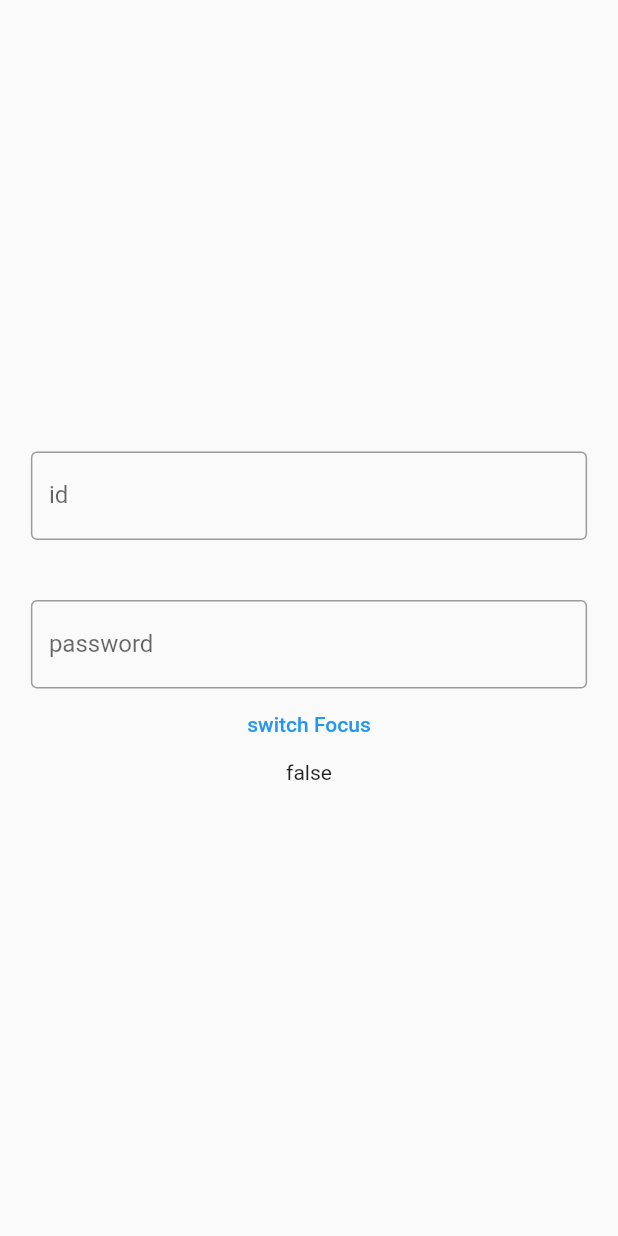
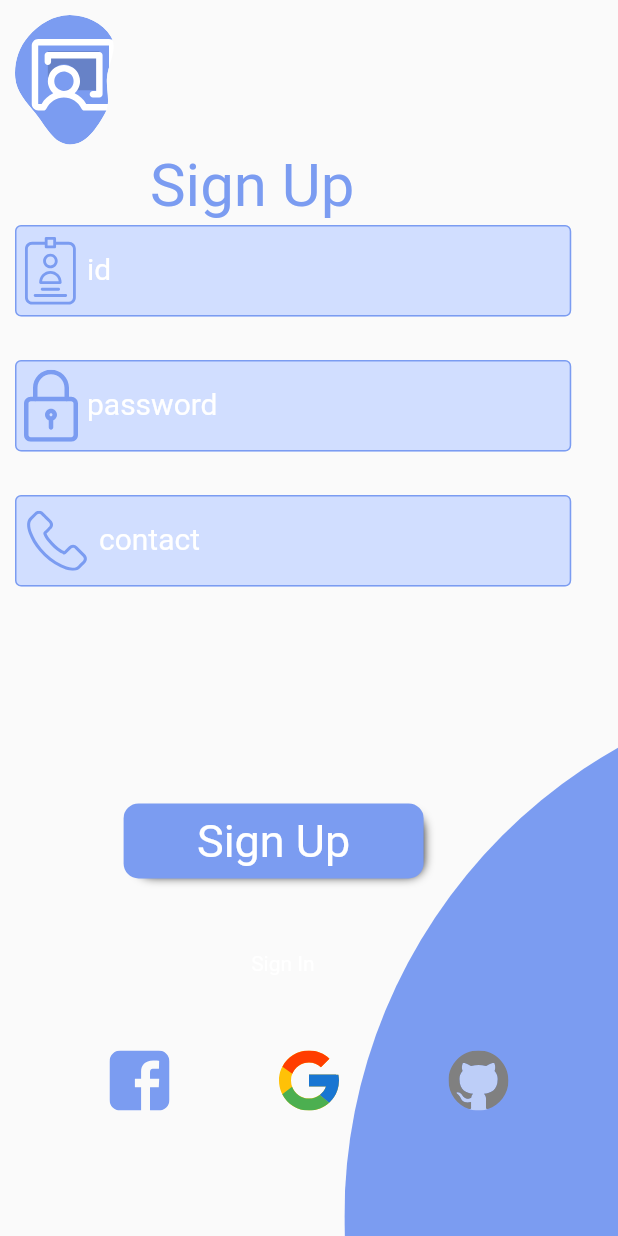
Before and after one commit to G4me8woy/My_Class_Management_App, a Flutter app: the AuthScreen screen opened directly, on a phone screen of 412 x 824 dp. Run offline on Flutter 3.47's test engine with Material 2 defaults, Android fonts, the phone set to English and light mode, and no system bars; our stand-ins replace cloud_firestore, firebase_core, flutter_svg; missing offline and left inert: keyboard_visibility; accounts and stored records are empty.

Commit message:
auth screen switches between sign in and sign out

```diff
--- a/lib/main.dart
+++ b/lib/main.dart
@@ -3,7 +3,6 @@
 import 'package:class_management_app/model/ListManager.dart';
 import 'package:class_management_app/model/database.dart';
 import 'package:class_management_app/screens/AuthScreen.dart';
-import 'package:class_management_app/test/AuthScreenTest.dart';
 import 'package:class_management_app/widgets/myDrawer.dart';
 import 'package:cloud_firestore/cloud_firestore.dart';
 import 'package:flutter/cupertino.dart';
@@ -40,7 +39,7 @@ void main() {
         }
         if (snapshot.connectionState == ConnectionState.done) {
           print("firebase_core initialized");
-          return AuthScreenTest();
+          return AuthScreen();
         }
         print("searching");
         return Center(child: CircularProgressIndicator());
--- a/lib/screens/AuthScreen.dart
+++ b/lib/screens/AuthScreen.dart
@@ -1,143 +1,260 @@
 // @dart=2.9
 
+import 'package:flutter/material.dart';
+import 'package:flutter_svg/flutter_svg.dart';
 import 'package:keyboard_visibility/keyboard_visibility.dart';
-import 'package:flutter/material.dart';
 
 class AuthScreen extends StatefulWidget {
   @override
-  _AuthScreenState createState() => _AuthScreenState();
+  _AuthScreen createState() => _AuthScreen();
 }
 
-class _AuthScreenState extends State<AuthScreen> {
-  int switchControl = 0;
-  bool _keyboardState;
+class _AuthScreen extends State<AuthScreen> {
   FocusNode focusNode1 = FocusNode();
   FocusNode focusNode2 = FocusNode();
+  FocusNode focusNode3 = FocusNode();
+
+  bool isSignIn = false;
+
   KeyboardVisibilityNotification _keyboardVisibilityObj =
-      new KeyboardVisibilityNotification();
+      KeyboardVisibilityNotification();
 
   @override
   void initState() {
-    super.initState();
-
-    _keyboardState = _keyboardVisibilityObj.isKeyboardVisible;
-
-    _keyboardVisibilityObj.addNewListener(
-      onChange: (stateChange) {
+    _keyboardVisibilityObj.addNewListener(onChange: (isKeyboardVisible) {
+      if (!isKeyboardVisible) {
         setState(() {
-          _keyboardState = stateChange;
-          // FocusScope.of(context).unfocus();
-
-          if (!_keyboardState) {
           focusNode1.unfocus();
           focusNode2.unfocus();
+          focusNode3.unfocus();
+        });
       }
     });
-      },
-    );
+    super.initState();
   }
 
+  // ignore: todo
+  //TODO: recheck relative positioning
   @override
   Widget build(BuildContext context) {
-    Size size = MediaQuery.of(context).size;
-
-    // if (!_keyboardState) FocusScope.of(context).unfocus();
-    return Container(
+    final Size size = MediaQuery.of(context).size;
+    return SafeArea(
+      child: Scaffold(
+        body: Container(
+          child: SingleChildScrollView(
+            child: Stack(children: [
+              //layout
+              Container(
                 height: size.height,
                 width: size.width,
-      child: SafeArea(
-        child: Scaffold(
-            body: Container(
-          width: size.width,
-          child: Column(
-            mainAxisAlignment: MainAxisAlignment.center,
-            // crossAxisAlignment: CrossAxisAlignment.center,
-            children: [
-              MyTextField(
+              ),
+              //blue bg
+              AnimatedPositioned(
+                // right: size.width * 0.26,
+                // bottom: size.height * 0.29,
+                right: isSignIn ? size.width * 0.26 : size.width * -1.3,
+                bottom: isSignIn ? size.height * 0.29 : size.height * -0.42,
+                duration: Duration(seconds: 1),
+                child: SvgPicture.asset(
+                  'assets/images/circle-full.svg',
+                  // color: Theme.of(context).primaryColor,
+                ),
+              ),
+              //logo
+              Positioned(
+                top: 10,
+                left: 10,
+                child: SvgPicture.asset(
+                  isSignIn
+                      ? 'assets/images/logo.svg'
+                      : 'assets/images/logo-blue.svg',
+                ),
+              ), //sign in txt
+              //sign in txt
+              Positioned(
+                top: 100,
+                left: 100,
+                child: AnimatedDefaultTextStyle(
+                  child: Text(isSignIn ? 'Sign In' : 'Sign Up'),
+                  style: isSignIn
+                      ? TextStyle(
+                          fontSize: 40,
+                          color: Colors.white,
+                        )
+                      : TextStyle(
+                          fontSize: 40,
+                          color: Color(0xff7B9CF1),
+                        ),
+                  duration: Duration(seconds: 1),
+                ),
+              ),
+              //id text field
+              Positioned(
+                top: 150,
+                left: 10,
+                child: MyTextField(
                     size: size,
                     focusNode: focusNode1,
-                hint: "eg: 01193430D",
-                label: "id",
-                prefixIcon: Icon(
-                  Icons.account_circle_rounded,
-                  size: 40,
+                    label: 'id',
+                    hint: 'e.g: 01193430D',
+                    prefixPath: 'assets/images/id-logo.svg'),
+              ),
+              //password field
+              Positioned(
+                top: 240,
+                left: 10,
+                child: MyTextField(
+                    size: size,
+                    focusNode: focusNode2,
+                    label: 'password',
+                    hint: '',
+                    prefixPath: 'assets/images/pass-logo.svg'),
+              ),
+              //contact field
+              Positioned(
+                top: 330,
+                left: 10,
+                child: AnimatedOpacity(
+                  opacity: isSignIn ? 0 : 1,
+                  duration: Duration(seconds: 1),
+                  alwaysIncludeSemantics: false,
+                  child: MyTextField(
+                    size: size,
+                    focusNode: focusNode3,
+                    label: 'contact',
+                    hint: '',
+                    prefixPath: 'assets/images/phone-logo.svg',
+                    isEnabled: isSignIn ? false : true,
                   ),
                 ),
-              SizedBox(height: 40),
-              MyTextField(
-                size: size,
-                focusNode: focusNode2,
-                hint: "",
-                label: "password",
-                prefixIcon: Icon(Icons.password),
               ),
-              TextButton(
+              //sign in button
+              Positioned(
+                top: size.height * 0.65,
+                left: size.width * 0.2,
+                child: Container(
+                  height: 50,
+                  width: 200,
+                  decoration: BoxDecoration(
+                    color: Color(0xff7B9CF1),
+                    boxShadow: [
+                      BoxShadow(
+                        color: Colors.black,
+                        offset: Offset(4, 3),
+                        blurRadius: 5,
+                        spreadRadius: -5,
+                      )
+                    ],
+                    borderRadius: BorderRadius.all(Radius.circular(10)),
+                  ),
+                  child: Center(
+                    child: Text(
+                      isSignIn ? 'Sign In' : 'Sign Up',
+                      style: TextStyle(color: Colors.white, fontSize: 30),
+                    ),
+                  ),
+                ),
+              ),
+              //sign up button
+              Positioned(
+                top: size.height * 0.75,
+                left: size.width * 0.38,
+                child: TextButton(
                   onPressed: () {
-                  // if (switchControl % 2 == 0)
-                  //   FocusScope.of(context).requestFocus(focusNode1);
-                  // else
-                  // if (focusNode1.hasPrimaryFocus)
-                  //   print('textField 1 has focus');
-                  // else if (focusNode2.hasPrimaryFocus)
-                  //   print('textField 2 has focus');
-
-                  // FocusScopeNode currentFocus = FocusScope.of(context);
-                  // if (!currentFocus.hasPrimaryFocus) {
-                  //   currentFocus.unfocus();
-                  // }
-
-                  // print(new KeyboardVisibilityNotification().isKeyboardVisible);
-                  // if (!_keyboardState) FocusScope.of(context).unfocus();
-
-                  // if (focusNode1.hasFocus)
-                  //   FocusScope.of(context).requestFocus(focusNode2);
-                  // else if (focusNode2.hasFocus)
-                  //   FocusScope.of(context).requestFocus(focusNode1);
-
-                  // KeyboardEvent.DOM_KEY_LOCATION_NUMPAD
-
-                  // switchControl++;
+                    setState(() {
+                      isSignIn = !isSignIn;
+                    });
                   },
-                child: Text("switch Focus"),
+                  child: AnimatedDefaultTextStyle(
+                    child: isSignIn ? Text('Sign Up') : Text('Sign In'),
+                    style: isSignIn
+                        ? TextStyle(color: Color(0xff7B9CF1))
+                        : TextStyle(color: Colors.white),
+                    duration: Duration(seconds: 1),
                   ),
-              Text(_keyboardState.toString())
+                ),
+              ),
+              //other login options
+              Positioned(
+                top: size.height * 0.85,
+                left: 0,
+                child: Container(
+                  width: size.width,
+                  // color: Colors.blue,
+                  child: Row(
+                    mainAxisAlignment: MainAxisAlignment.spaceEvenly,
+                    children: [
+                      SvgPicture.asset('assets/images/fb-logo.svg'),
+                      SvgPicture.asset('assets/images/google-logo.svg'),
+                      SvgPicture.asset('assets/images/github-logo.svg'),
                     ],
                   ),
-        )),
+                ),
+              )
+            ]),
+          ),
+        ),
       ),
     );
   }
 }
 
 class MyTextField extends StatelessWidget {
-  const MyTextField({
-    Key key,
+  MyTextField(
+      {Key key,
       @required this.size,
       @required this.focusNode,
       @required this.label,
       @required this.hint,
-    @required this.prefixIcon,
-  }) : super(key: key);
+      @required this.prefixPath,
+      this.isEnabled})
+      : super(key: key);
 
   final Size size;
   final FocusNode focusNode;
   final String label;
   final String hint;
-  final Icon prefixIcon;
+  final String prefixPath;
+  bool isEnabled;
 
+  //TODO: set textInputAction
   @override
   Widget build(BuildContext context) {
     return Container(
+      decoration: BoxDecoration(
+        borderRadius: BorderRadius.circular(5),
+        color: Color(0xffD1DEFF),
+      ),
       width: size.width * 0.9,
       child: TextField(
+        enabled: isEnabled == null ? true : isEnabled,
         focusNode: focusNode,
+        keyboardType:
+            label == 'contact' ? TextInputType.number : TextInputType.text,
+        cursorHeight: 25,
+        cursorColor: Color(0xff7B9CF1),
+        obscureText: label == 'password',
+        obscuringCharacter: '*',
+        style: TextStyle(fontSize: 18),
         decoration: InputDecoration(
             border: OutlineInputBorder(),
-          // prefix: Container(
-          //   height: focusNode,
-          // ),
+            enabledBorder: OutlineInputBorder(
+                borderSide: BorderSide(color: Color(0xff7B9CF1))),
+            focusedBorder: OutlineInputBorder(
+                borderSide: BorderSide(color: Color(0xff7B9CF1), width: 2)),
+            prefixIcon: Padding(
+              padding: label == 'contact'
+                  ? const EdgeInsets.all(8.0)
+                  : const EdgeInsets.all(0),
+              child: SvgPicture.asset(
+                prefixPath,
+                color: Color(0xff7B9CF1),
+                width: 40,
+              ),
+            ),
             hintText: hint,
             labelText: label,
+            labelStyle: TextStyle(color: Colors.white, fontSize: 20)
             // prefixIcon: prefixIcon,
             ),
       ),
```
Also changed, not shown: assets/images/circle-full.svg (added), assets/images/logo-blue.svg (added), assets/images/phone-logo.svg (added), 1 other file. Lines whose indentation alone changed are shown as unchanged.
